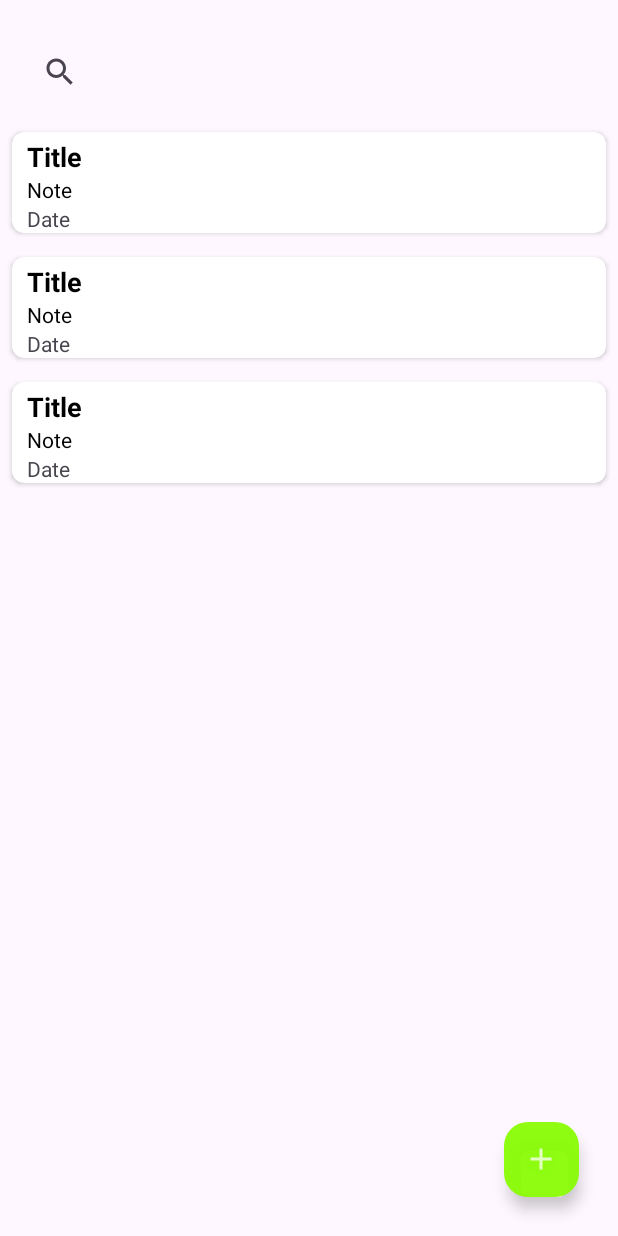
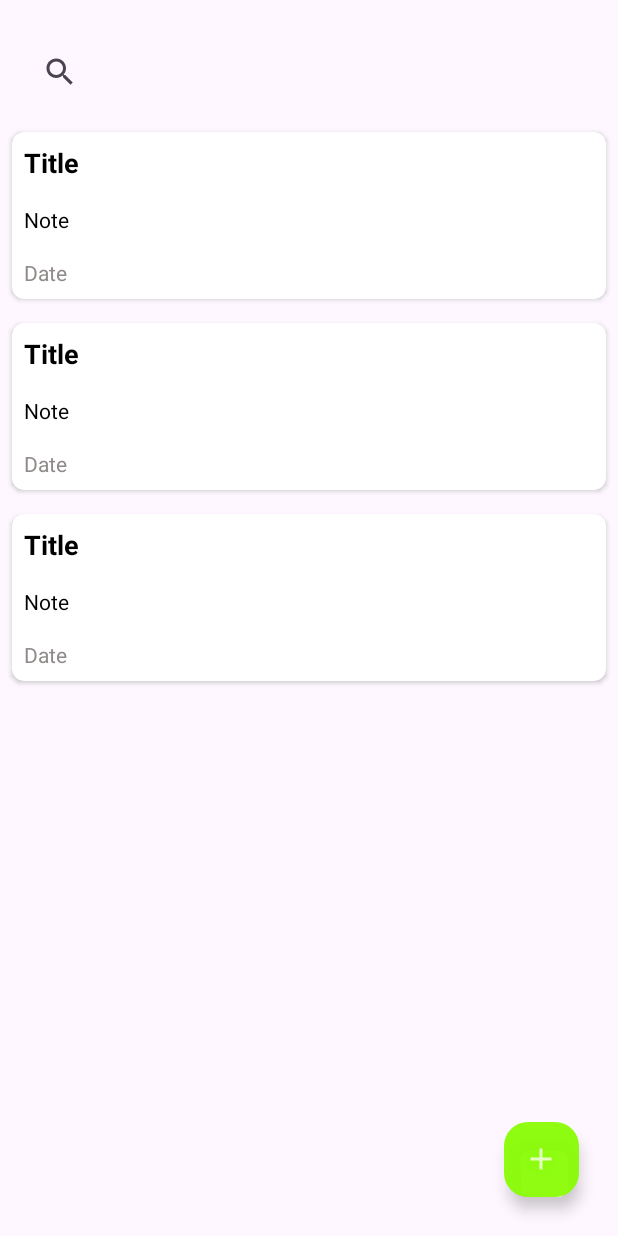
Before and after one commit to Sixpcoder/SixpNotes, an Android app: the layout activity_main.xml on its own in the app's theme, with its tools: preview values and no code run, on a phone screen of 412 x 824 dp. Run offline under Robolectric (Android 15) with nearby library versions, the phone set to English and light mode, and no system bars.

Commit message:
mods done

```diff
--- a/app/src/main/java/com/sixpcoder/sixpnotes/Adapter/NotesAdapter.kt
+++ b/app/src/main/java/com/sixpcoder/sixpnotes/Adapter/NotesAdapter.kt
@@ -100,7 +100,8 @@ class NotesAdapter(private val context: Context,val listener:NotesClickListener)
 
         for (item in fulllist){
             if (item.title.lowercase().contains(search.lowercase())==true or
-                    item.note.lowercase().contains(search.lowercase())==true){
+                    item.note.lowercase().contains(search.lowercase())
+            ){
                 notelist.add(item)
 
             }
--- a/app/src/main/java/com/sixpcoder/sixpnotes/utilities/Constants.kt
+++ b/app/src/main/java/com/sixpcoder/sixpnotes/utilities/Constants.kt
@@ -1,3 +1,5 @@
 package com.sixpcoder.sixpnotes.utilities
 
 const val DATABASE_NAME = "note_database"
+const val NOTE="notes"
+const val NOTES="noti"
--- a/app/src/main/res/layout/each_item.xml
+++ b/app/src/main/res/layout/each_item.xml
@@ -18,10 +18,14 @@
             android:layout_width="match_parent"
             android:layout_height="wrap_content"
             android:id="@+id/title"
+
             android:text="Title"
-             android:layout_marginTop="4dp"
-            android:layout_marginStart="10dp"
-            android:layout_marginEnd="4dp"
+            android:padding="8dp"
+            android:singleLine="true"
+            android:scrollHorizontally="true"
+            android:ellipsize="marquee"
+            android:marqueeRepeatLimit="marquee_forever"
+
             android:textSize="18sp"
             android:textColor="@color/black"
             android:textStyle="bold"
@@ -36,11 +40,10 @@
             android:text="Note"
             android:textColor="@color/black"
             android:textSize="14sp"
-            android:layout_marginStart="10dp"
-
+android:maxLines="10"
 
             android:textStyle="normal"
-
+            android:padding="8dp"
             app:layout_constraintEnd_toEndOf="parent"
             app:layout_constraintStart_toStartOf="parent"
             app:layout_constraintTop_toBottomOf="@+id/title" />
@@ -50,10 +53,13 @@
             android:layout_width="match_parent"
             android:layout_height="wrap_content"
             android:text="Date"
-            android:layout_marginStart="10dp"
-
+            android:textColor="#908A8A"
+            android:singleLine="true"
+            android:scrollHorizontally="true"
             android:textSize="14sp"
-
+            android:ellipsize="marquee"
+            android:marqueeRepeatLimit="marquee_forever"
+            android:padding="8dp"
             android:textStyle="normal"
             app:layout_constraintBottom_toBottomOf="parent"
             app:layout_constraintEnd_toEndOf="parent"
```
Also changed, not shown: app/src/main/java/com/sixpcoder/sixpnotes/AddNote.kt (+72 -1 lines), app/src/main/java/com/sixpcoder/sixpnotes/MainActivity.kt (+49 -7 lines), app/src/main/java/com/sixpcoder/sixpnotes/Models/Note.kt (+6 -5 lines), app/src/main/res/layout/activity_add_note.xml (+6 -6 lines).
